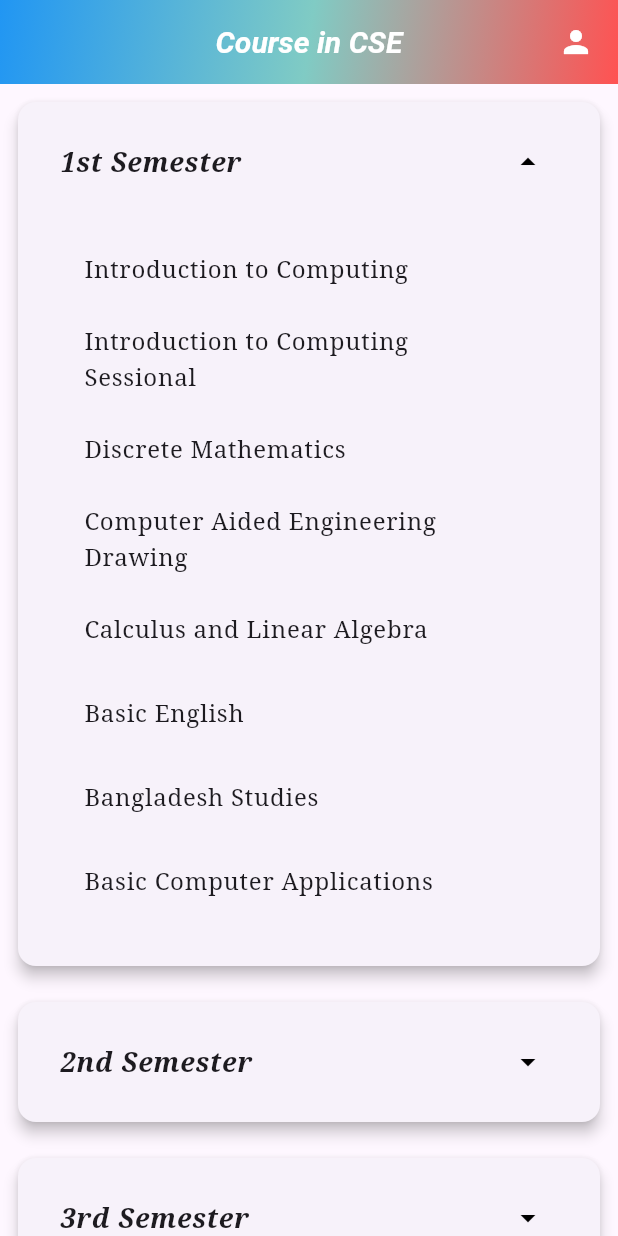
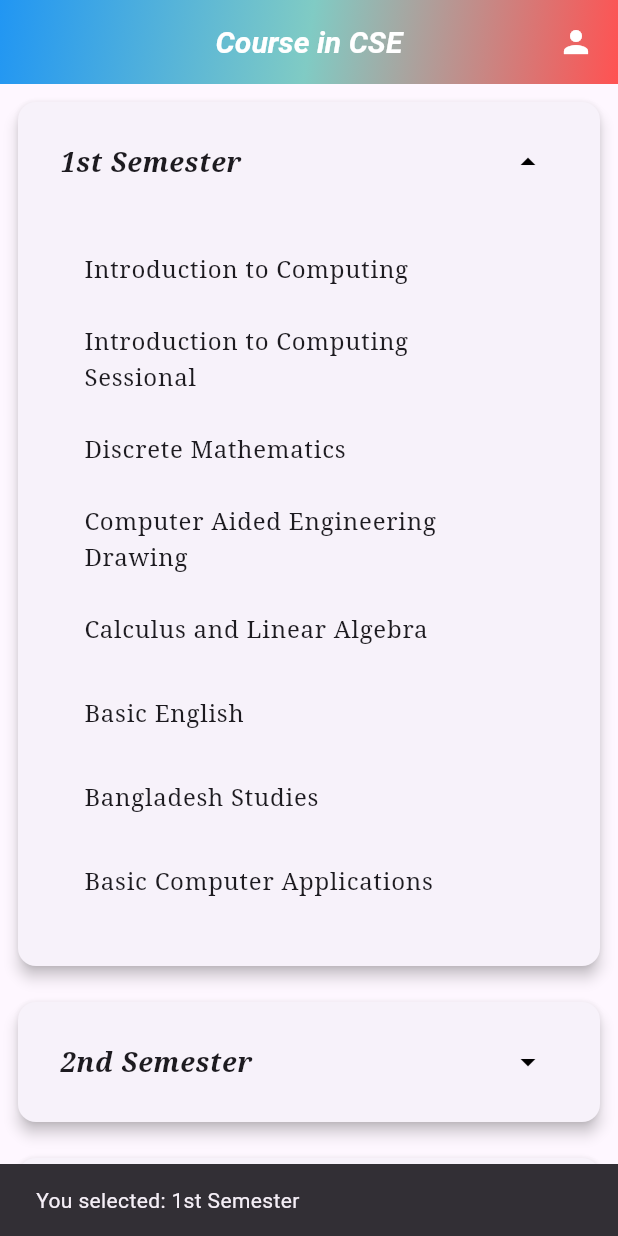
Before and after one commit to IbsharIbnaEbad/assignment_cse3212, a Flutter app: the screen it shows after launch, after a tap on "1st Semester", on a phone screen of 412 x 824 dp. Run offline on Flutter 3.47's test engine with Material 3 defaults, Android fonts, the phone set to English and light mode, and no system bars; Roboto replaces fonts that are missing (NotoSerifItalic).

Commit message:
snakebar added

```diff
--- a/lib/Screens/expandlistview.dart
+++ b/lib/Screens/expandlistview.dart
@@ -91,7 +91,7 @@ class _ExpandableListViewState extends State<ExpandableListView> {
                     : Icons.arrow_drop_down,
                 color: Colors.black,
               ),
-              onTap: () => _toggleItemExpansion(index),
+              onTap: () => _toggleItemExpansion(index, category['title']),
             ),
             if (_expandedIndex == index)
               Padding(
@@ -106,6 +106,14 @@ class _ExpandableListViewState extends State<ExpandableListView> {
                           fontFamily: 'NotoSerif',
                         ),
                       ),
+                      onTap: () {
+                        ScaffoldMessenger.of(context).showSnackBar(
+                          SnackBar(
+                            content: Text("You selected: $item"),
+                            duration: const Duration(seconds: 2),
+                          ),
+                        );
+                      },
                     );
                   }).toList(),
                 ),
@@ -115,8 +123,7 @@ class _ExpandableListViewState extends State<ExpandableListView> {
       ),
     );
   }
-
-  void _toggleItemExpansion(int index) {
+  void _toggleItemExpansion(int index, String title) {
     setState(() {
       if (_expandedIndex == index) {
         _expandedIndex = null;
@@ -124,5 +131,12 @@ class _ExpandableListViewState extends State<ExpandableListView> {
         _expandedIndex = index;
       }
     });
+
+    ScaffoldMessenger.of(context).showSnackBar(
+      SnackBar(
+        content: Text("You selected: $title"),
+        duration: const Duration(seconds: 2),
+      ),
+    );
   }
 }
```
